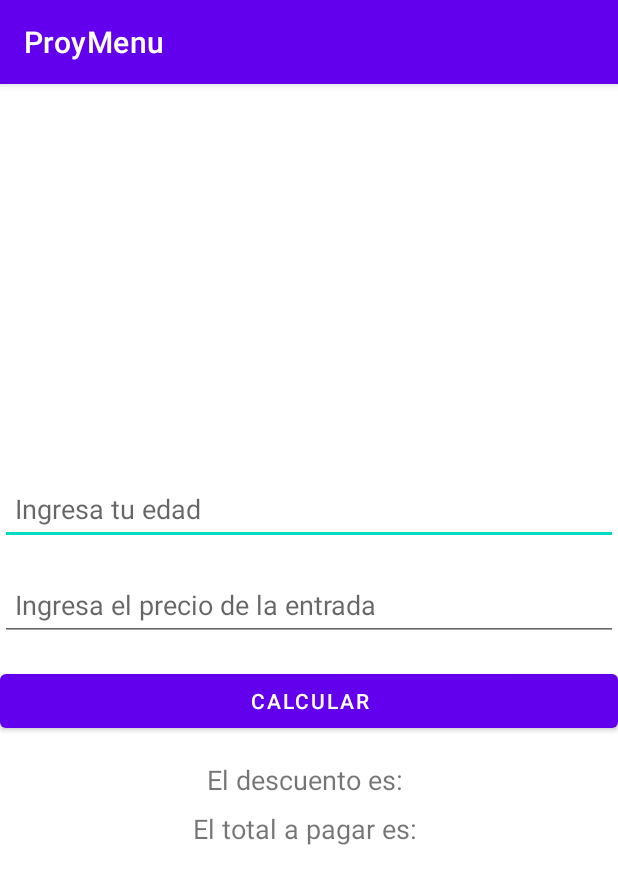
After one commit to CristhianJ12/DesApp1, an Android app: the Reto2 screen opened directly, with no data from a screen before it, on a phone screen of 412 x 824 dp. The commit adds this screen. Shown: the top 884 px of the screen. Run offline under Robolectric (Android 15) with nearby library versions, the phone set to English and light mode, and no system bars.

Commit message:
Libro funcionalidad, reto 1 y 2. Terminados

```diff
--- a/app/src/main/java/com/example/proymenu/LibreriaActivity.kt
+++ b/app/src/main/java/com/example/proymenu/LibreriaActivity.kt
@@ -29,7 +29,7 @@ class LibreriaActivity : AppCompatActivity() {
         binding.librosRv.adapter = librosAdapter
 
         binding.FABAgregarNota.setOnClickListener{
-            val intent = Intent(this, AgregarNotaActivity::class.java)
+            val intent = Intent(this, AgregarLibroActivity::class.java)
             startActivity(intent)
         }
 
--- /dev/null
+++ b/app/src/main/java/com/example/proymenu/Retos/Reto2.kt
@@ -0,0 +1,67 @@
+package com.example.proymenu.Retos
+
+import android.os.Bundle
+import android.widget.EditText
+import android.widget.TextView
+import android.widget.Toast
+import androidx.activity.enableEdgeToEdge
+import androidx.appcompat.app.AppCompatActivity
+import androidx.core.view.ViewCompat
+import androidx.core.view.WindowInsetsCompat
+import com.example.proymenu.R
+import com.google.android.material.button.MaterialButton
+
+class Reto2 : AppCompatActivity() {
+    override fun onCreate(savedInstanceState: Bundle?) {
+        super.onCreate(savedInstanceState)
+        enableEdgeToEdge()
+        setContentView(R.layout.activity_reto2)
+        ViewCompat.setOnApplyWindowInsetsListener(findViewById(R.id.main)) { v, insets ->
+            val systemBars = insets.getInsets(WindowInsetsCompat.Type.systemBars())
+            v.setPadding(systemBars.left, systemBars.top, systemBars.right, systemBars.bottom)
+            insets
+        }
+
+        // Referencias a las vistas
+        val edadInput = findViewById<EditText>(R.id.edadInput)
+        val precioInput = findViewById<EditText>(R.id.precioInput)
+        val calcularButton = findViewById<MaterialButton>(R.id.calcularButton)
+        val resultadoDescuento = findViewById<TextView>(R.id.resultadoDescuento)
+        val resultadoTotal = findViewById<TextView>(R.id.resultadoTotal)
+
+        // Acción del botón de calcular
+        calcularButton.setOnClickListener {
+            val edadTexto = edadInput.text.toString()
+            val precioTexto = precioInput.text.toString()
+
+            // Verificar si los campos no están vacíos
+            if (edadTexto.isNotEmpty() && precioTexto.isNotEmpty()) {
+                try {
+                    val edad = edadTexto.toInt()
+                    val precio = precioTexto.toDouble()
+
+                    var descuento = 0.0
+
+                    // Aplicar descuento si la edad es menor a 10 años
+                    if (edad < 10) {
+                        descuento = precio * 0.25
+                    }
+
+                    // Calcular el total a pagar
+                    val total = precio - descuento
+
+                    // Mostrar el descuento y el total
+                    resultadoDescuento.text = "El descuento es: S/.${"%.2f".format(descuento)}"
+                    resultadoTotal.text = "El total a pagar es: S/.${"%.2f".format(total)}"
+
+                } catch (e: NumberFormatException) {
+                    // Mostrar mensaje de error si los números no son válidos
+                    Toast.makeText(this, "Por favor, ingresa valores válidos", Toast.LENGTH_SHORT).show()
+                }
+            } else {
+                // Mostrar mensaje si los campos están vacíos
+                Toast.makeText(this, "Por favor, ingresa todos los datos", Toast.LENGTH_SHORT).show()
+            }
+        }
+    }
+}
--- a/app/src/main/res/layout/activity_agregar_nota.xml
+++ b/app/src/main/res/layout/activity_agregar_libro.xml
@@ -5,7 +5,7 @@
     android:id="@+id/main"
     android:layout_width="match_parent"
     android:layout_height="match_parent"
-    tools:context=".AgregarNotaActivity">
+    tools:context=".AgregarLibroActivity">
 
     <TextView
         android:id="@+id/txtAgregarNota"
--- /dev/null
+++ b/app/src/main/res/layout/activity_reto2.xml
@@ -0,0 +1,60 @@
+<?xml version="1.0" encoding="utf-8"?>
+<androidx.appcompat.widget.LinearLayoutCompat
+    xmlns:android="http://schemas.android.com/apk/res/android"
+    xmlns:tools="http://schemas.android.com/tools"
+    android:layout_width="match_parent"
+    android:layout_height="match_parent"
+    android:orientation="vertical"
+    android:padding="16dp"
+    android:gravity="center"
+    android:layout_gravity="center"
+    android:id="@+id/main"
+    tools:context=".Retos.Reto2">
+
+        <!-- Ingreso de la edad -->
+        <EditText
+            android:id="@+id/edadInput"
+            android:layout_width="match_parent"
+            android:layout_height="wrap_content"
+            android:minHeight="48dp"
+            android:hint="Ingresa tu edad"
+            android:inputType="number"
+            android:padding="10dp" />
+
+        <!-- Ingreso del precio de la entrada -->
+        <EditText
+            android:id="@+id/precioInput"
+            android:layout_width="match_parent"
+            android:layout_height="wrap_content"
+            android:minHeight="48dp"
+            android:hint="Ingresa el precio de la entrada"
+            android:inputType="numberDecimal"
+            android:padding="10dp"
+            android:layout_marginTop="16dp" />
+
+        <!-- Botón para calcular -->
+        <com.google.android.material.button.MaterialButton
+            android:id="@+id/calcularButton"
+            android:layout_width="match_parent"
+            android:layout_height="wrap_content"
+            android:text="Calcular"
+            android:layout_marginTop="16dp" />
+
+        <!-- Texto para mostrar el descuento -->
+        <TextView
+            android:id="@+id/resultadoDescuento"
+            android:layout_width="wrap_content"
+            android:layout_height="wrap_content"
+            android:text="El descuento es: "
+            android:textSize="18sp"
+            android:layout_marginTop="16dp" />
+
+        <!-- Texto para mostrar el total a pagar -->
+        <TextView
+            android:id="@+id/resultadoTotal"
+            android:layout_width="wrap_content"
+            android:layout_height="wrap_content"
+            android:text="El total a pagar es: "
+            android:textSize="18sp"
+            android:layout_marginTop="8dp" />
+    </androidx.appcompat.widget.LinearLayoutCompat>
```
Also changed, not shown: app/src/main/AndroidManifest.xml (+10 -1 lines), app/src/main/java/com/example/proymenu/ActualizarLibroActivity.kt (added, +55 -0 lines), app/src/main/java/com/example/proymenu/ActualizarNotaActivity.kt (deleted, +0 -43 lines), app/src/main/java/com/example/proymenu/AgregarLibroActivity.kt (renamed from app/src/main/java/com/example/proymenu/AgregarNotaActivity.kt, +6 -5 lines), app/src/main/java/com/example/proymenu/LibrosAdapter.kt (+25 -5 lines), app/src/main/java/com/example/proymenu/LibrosDbHelper.kt (+38 -0 lines), app/src/main/java/com/example/proymenu/Retos/Reto1.kt (added, +59 -0 lines), app/src/main/java/com/example/proymenu/RetosActivity.kt (+22 -0 lines), app/src/main/res/layout/activity_actualizar_libro.xml (renamed from app/src/main/res/layout/activity_actualizar_nota.xml, +24 -8 lines), app/src/main/res/layout/activity_reto1.xml (added, +44 -0 lines), app/src/main/res/layout/activity_retos.xml (+40 -29 lines).
